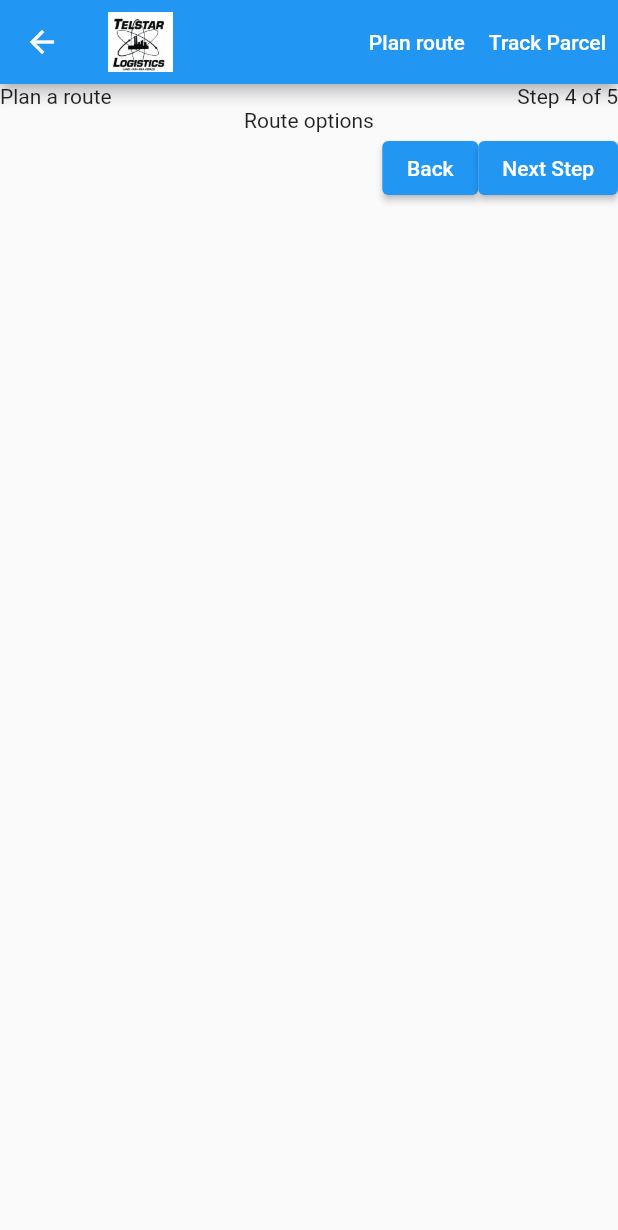
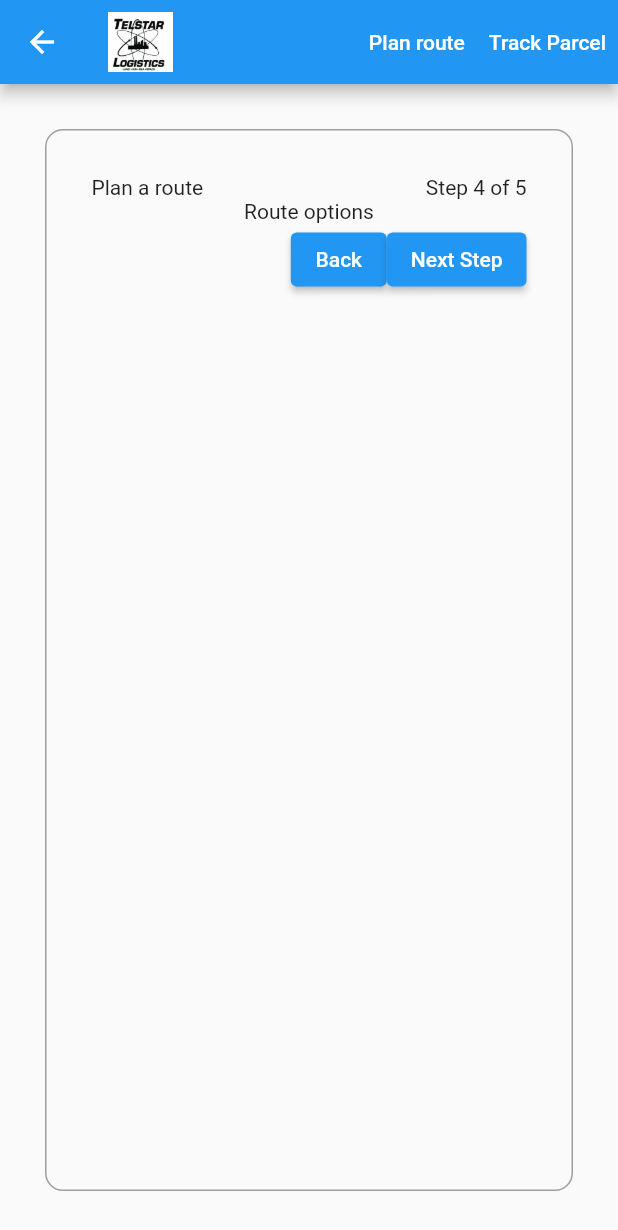
Before and after one commit to mfthorhauge/CES_FLUTTER, a Flutter app: the PlanRouteChoices screen opened directly, on a phone screen of 412 x 824 dp. Shown: the top 1230 px of the screen. Run offline on Flutter 3.47's test engine with Material 2 defaults, Android fonts, the phone set to English and light mode, and no system bars.

Commit message:
add styling to route screens

```diff
--- a/lib/screens/route/plan_route_choices.dart
+++ b/lib/screens/route/plan_route_choices.dart
@@ -14,8 +14,16 @@ class PlanRouteChoices extends StatelessWidget {
 
     return Scaffold(
         appBar: CustomAppBar(
-        appBar: AppBar(), isPlanButtonDisabled: true,),
-      body: Column(
+          appBar: AppBar(),
+          isPlanButtonDisabled: true,
+        ),
+        body: Container(
+          margin: const EdgeInsets.all(30.0),
+          padding: const EdgeInsets.all(30.0),
+          decoration: BoxDecoration(
+              border: Border.all(color: Colors.grey),
+              borderRadius: const BorderRadius.all(Radius.circular(12))),
+          child: Column(
             children: [
               Row(
                 children: const [
@@ -52,7 +60,7 @@ class PlanRouteChoices extends StatelessWidget {
               ]),
             ],
           ),
-    );
+        ));
   }
 }
 
```
Also changed, not shown: lib/screens/route/plan_route_addresses.dart (+8 -4 lines), lib/screens/route/plan_route_confirmation.dart (+6 -1 lines), lib/screens/route/plan_route_parcel.dart (+10 -2 lines), lib/screens/route/plan_route_success.dart (+14 -11 lines). Lines whose indentation alone changed are shown as unchanged.
